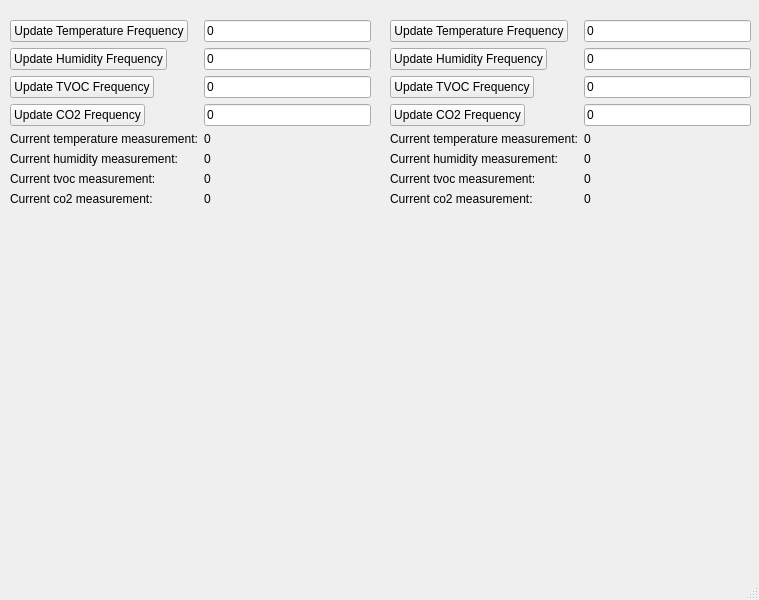
This is app/src/sunshinedesktop.ui in xWashout/sunshine as Qt 5 draws it before an edit. The edited form follows.
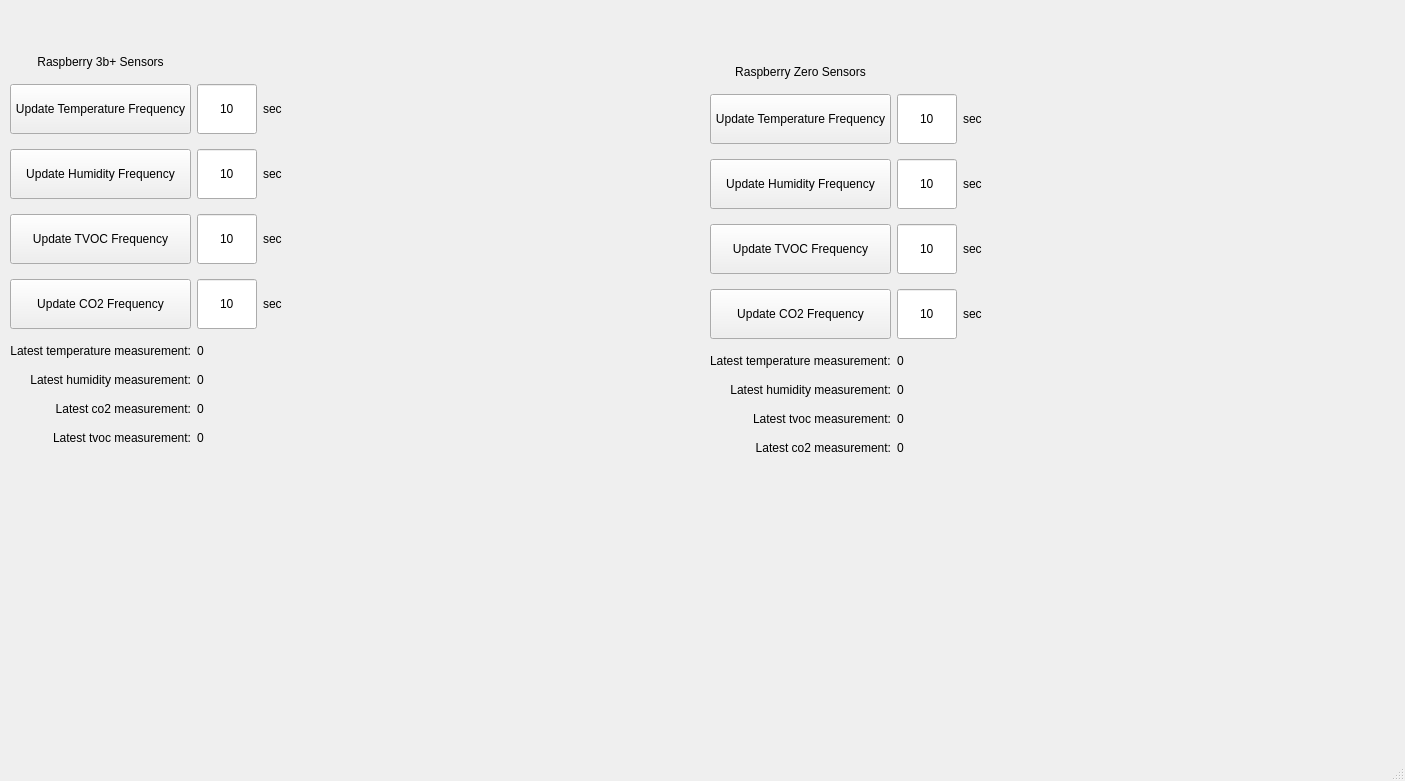
This is the edited form.

Patch:
```diff
--- a/app/src/sunshinedesktop.ui
+++ b/app/src/sunshinedesktop.ui
@@ -6,8 +6,8 @@
    <rect>
     <x>0</x>
     <y>0</y>
-    <width>759</width>
-    <height>600</height>
+    <width>1405</width>
+    <height>781</height>
    </rect>
   </property>
   <property name="windowTitle">
@@ -19,125 +19,366 @@
      <rect>
       <x>10</x>
       <y>20</y>
-      <width>361</width>
-      <height>321</height>
+      <width>701</width>
+      <height>481</height>
      </rect>
     </property>
-    <layout class="QVBoxLayout" name="verticalLayout_2">
+    <layout class="QVBoxLayout" name="verticalLayout">
      <item>
-      <layout class="QFormLayout" name="formLayout">
-       <item row="0" column="0">
-        <widget class="QPushButton" name="tempFreqRasp3BButton">
-         <property name="text">
-          <string>Update Temperature Frequency</string>
-         </property>
-        </widget>
-       </item>
-       <item row="1" column="0">
+      <layout class="QGridLayout" name="gridLayout">
+       <property name="topMargin">
+        <number>35</number>
+       </property>
+       <property name="verticalSpacing">
+        <number>15</number>
+       </property>
+       <item row="2" column="0">
         <widget class="QPushButton" name="humFreqRasp3BButton">
+         <property name="minimumSize">
+          <size>
+           <width>0</width>
+           <height>50</height>
+          </size>
+         </property>
          <property name="text">
           <string>Update Humidity Frequency</string>
          </property>
         </widget>
        </item>
-       <item row="1" column="1">
-        <widget class="QLineEdit" name="humFreqRasp3BInput">
-         <property name="text">
-          <string>0</string>
-         </property>
-        </widget>
-       </item>
-       <item row="2" column="0">
-        <widget class="QPushButton" name="tvocFreqRasp3BButton">
-         <property name="text">
-          <string>Update TVOC Frequency</string>
-         </property>
-        </widget>
-       </item>
-       <item row="2" column="1">
-        <widget class="QLineEdit" name="tvocFreqRasp3BInput">
-         <property name="text">
-          <string>0</string>
-         </property>
-        </widget>
-       </item>
-       <item row="3" column="0">
-        <widget class="QPushButton" name="co2FreqRasp3BButton">
-         <property name="text">
-          <string>Update CO2 Frequency</string>
-         </property>
-        </widget>
-       </item>
-       <item row="3" column="1">
+       <item row="4" column="1">
         <widget class="QLineEdit" name="co2FreqRasp3BInput">
+         <property name="minimumSize">
+          <size>
+           <width>0</width>
+           <height>50</height>
+          </size>
+         </property>
+         <property name="maximumSize">
+          <size>
+           <width>60</width>
+           <height>16777215</height>
+          </size>
+         </property>
          <property name="text">
-          <string>0</string>
+          <string>10</string>
+         </property>
+         <property name="alignment">
+          <set>Qt::AlignCenter</set>
          </property>
         </widget>
        </item>
        <item row="4" column="0">
-        <widget class="QLabel" name="label">
+        <widget class="QPushButton" name="co2FreqRasp3BButton">
+         <property name="minimumSize">
+          <size>
+           <width>0</width>
+           <height>50</height>
+          </size>
+         </property>
          <property name="text">
-          <string>Current temperature measurement:</string>
+          <string>Update CO2 Frequency</string>
          </property>
         </widget>
        </item>
-       <item row="4" column="1">
-        <widget class="QLabel" name="tempRasp3BMeasLabel">
+       <item row="3" column="1">
+        <widget class="QLineEdit" name="tvocFreqRasp3BInput">
+         <property name="minimumSize">
+          <size>
+           <width>0</width>
+           <height>50</height>
+          </size>
+         </property>
+         <property name="maximumSize">
+          <size>
+           <width>60</width>
+           <height>16777215</height>
+          </size>
+         </property>
          <property name="text">
-          <string>0</string>
+          <string>10</string>
          </property>
+         <property name="alignment">
+          <set>Qt::AlignCenter</set>
+         </property>
         </widget>
        </item>
-       <item row="5" column="0">
+       <item row="6" column="0">
         <widget class="QLabel" name="label_2">
          <property name="text">
-          <string>Current humidity measurement:</string>
+          <string>Latest humidity measurement:</string>
          </property>
-        </widget>
-       </item>
-       <item row="5" column="1">
-        <widget class="QLabel" name="humRasp3BMeasLabel">
-         <property name="text">
-          <string>0</string>
-         </property>
-        </widget>
-       </item>
-       <item row="6" column="0">
-        <widget class="QLabel" name="label_3">
-         <property name="text">
-          <string>Current tvoc measurement:</string>
-         </property>
-        </widget>
-       </item>
-       <item row="6" column="1">
-        <widget class="QLabel" name="tvocRasp3BMeasLabel">
-         <property name="text">
-          <string>0</string>
+         <property name="alignment">
+          <set>Qt::AlignRight|Qt::AlignTrailing|Qt::AlignVCenter</set>
          </property>
         </widget>
        </item>
        <item row="7" column="0">
         <widget class="QLabel" name="label_4">
          <property name="text">
-          <string>Current co2 measurement:</string>
+          <string>Latest co2 measurement:</string>
          </property>
-        </widget>
-       </item>
-       <item row="7" column="1">
-        <widget class="QLabel" name="co2Rasp3BMeasLabel">
-         <property name="text">
-          <string>0</string>
+         <property name="alignment">
+          <set>Qt::AlignRight|Qt::AlignTrailing|Qt::AlignVCenter</set>
          </property>
         </widget>
        </item>
-       <item row="0" column="1">
+       <item row="1" column="1">
         <widget class="QLineEdit" name="tempFreqRasp3BInput">
+         <property name="minimumSize">
+          <size>
+           <width>0</width>
+           <height>50</height>
+          </size>
+         </property>
+         <property name="maximumSize">
+          <size>
+           <width>60</width>
+           <height>16777215</height>
+          </size>
+         </property>
          <property name="text">
+          <string>10</string>
+         </property>
+         <property name="alignment">
+          <set>Qt::AlignCenter</set>
+         </property>
+        </widget>
+       </item>
+       <item row="5" column="0">
+        <widget class="QLabel" name="label">
+         <property name="text">
+          <string>Latest temperature measurement:</string>
+         </property>
+         <property name="alignment">
+          <set>Qt::AlignRight|Qt::AlignTrailing|Qt::AlignVCenter</set>
+         </property>
+        </widget>
+       </item>
+       <item row="3" column="3">
+        <spacer name="horizontalSpacer_2">
+         <property name="orientation">
+          <enum>Qt::Horizontal</enum>
+         </property>
+         <property name="sizeHint" stdset="0">
+          <size>
+           <width>40</width>
+           <height>20</height>
+          </size>
+         </property>
+        </spacer>
+       </item>
+       <item row="3" column="0">
+        <widget class="QPushButton" name="tvocFreqRasp3BButton">
+         <property name="minimumSize">
+          <size>
+           <width>0</width>
+           <height>50</height>
+          </size>
+         </property>
+         <property name="text">
+          <string>Update TVOC Frequency</string>
+         </property>
+        </widget>
+       </item>
+       <item row="8" column="1">
+        <widget class="QLabel" name="tvocRasp3BMeasLabel">
+         <property name="text">
           <string>0</string>
          </property>
         </widget>
        </item>
+       <item row="1" column="3">
+        <spacer name="horizontalSpacer_4">
+         <property name="orientation">
+          <enum>Qt::Horizontal</enum>
+         </property>
+         <property name="sizeHint" stdset="0">
+          <size>
+           <width>40</width>
+           <height>20</height>
+          </size>
+         </property>
+        </spacer>
+       </item>
+       <item row="8" column="0">
+        <widget class="QLabel" name="label_3">
+         <property name="text">
+          <string>Latest tvoc measurement:</string>
+         </property>
+         <property name="alignment">
+          <set>Qt::AlignRight|Qt::AlignTrailing|Qt::AlignVCenter</set>
+         </property>
+        </widget>
+       </item>
+       <item row="1" column="2">
+        <widget class="QLabel" name="label_11">
+         <property name="minimumSize">
+          <size>
+           <width>0</width>
+           <height>50</height>
+          </size>
+         </property>
+         <property name="text">
+          <string>sec</string>
+         </property>
+         <property name="alignment">
+          <set>Qt::AlignLeading|Qt::AlignLeft|Qt::AlignVCenter</set>
+         </property>
+        </widget>
+       </item>
+       <item row="0" column="0">
+        <widget class="QLabel" name="titleRasp3bLabel">
+         <property name="text">
+          <string>Raspberry 3b+ Sensors</string>
+         </property>
+         <property name="alignment">
+          <set>Qt::AlignCenter</set>
+         </property>
+        </widget>
+       </item>
+       <item row="1" column="0">
+        <widget class="QPushButton" name="tempFreqRasp3BButton">
+         <property name="minimumSize">
+          <size>
+           <width>0</width>
+           <height>50</height>
+          </size>
+         </property>
+         <property name="text">
+          <string>Update Temperature Frequency</string>
+         </property>
+        </widget>
+       </item>
+       <item row="9" column="1">
+        <spacer name="verticalSpacer">
+         <property name="orientation">
+          <enum>Qt::Vertical</enum>
+         </property>
+         <property name="sizeHint" stdset="0">
+          <size>
+           <width>20</width>
+           <height>40</height>
+          </size>
+         </property>
+        </spacer>
+       </item>
+       <item row="5" column="1">
+        <widget class="QLabel" name="tempRasp3BMeasLabel">
+         <property name="text">
+          <string>0</string>
+         </property>
+        </widget>
+       </item>
+       <item row="4" column="3">
+        <spacer name="horizontalSpacer">
+         <property name="orientation">
+          <enum>Qt::Horizontal</enum>
+         </property>
+         <property name="sizeHint" stdset="0">
+          <size>
+           <width>40</width>
+           <height>20</height>
+          </size>
+         </property>
+        </spacer>
+       </item>
+       <item row="2" column="1">
+        <widget class="QLineEdit" name="humFreqRasp3BInput">
+         <property name="minimumSize">
+          <size>
+           <width>0</width>
+           <height>50</height>
+          </size>
+         </property>
+         <property name="maximumSize">
+          <size>
+           <width>60</width>
+           <height>16777215</height>
+          </size>
+         </property>
+         <property name="text">
+          <string>10</string>
+         </property>
+         <property name="alignment">
+          <set>Qt::AlignCenter</set>
+         </property>
+        </widget>
+       </item>
+       <item row="2" column="3">
+        <spacer name="horizontalSpacer_3">
+         <property name="orientation">
+          <enum>Qt::Horizontal</enum>
+         </property>
+         <property name="sizeHint" stdset="0">
+          <size>
+           <width>40</width>
+           <height>20</height>
+          </size>
+         </property>
+        </spacer>
+       </item>
+       <item row="7" column="1">
+        <widget class="QLabel" name="co2Rasp3BMeasLabel">
+         <property name="text">
+          <string>0</string>
+         </property>
+        </widget>
+       </item>
+       <item row="6" column="1">
+        <widget class="QLabel" name="humRasp3BMeasLabel">
+         <property name="text">
+          <string>0</string>
+         </property>
+        </widget>
+       </item>
+       <item row="2" column="2">
+        <widget class="QLabel" name="label_16">
+         <property name="minimumSize">
+          <size>
+           <width>0</width>
+           <height>50</height>
+          </size>
+         </property>
+         <property name="text">
+          <string>sec</string>
+         </property>
+         <property name="alignment">
+          <set>Qt::AlignLeading|Qt::AlignLeft|Qt::AlignVCenter</set>
+         </property>
+        </widget>
+       </item>
+       <item row="3" column="2">
+        <widget class="QLabel" name="label_17">
+         <property name="minimumSize">
+          <size>
+           <width>0</width>
+           <height>50</height>
+          </size>
+         </property>
+         <property name="text">
+          <string>sec</string>
+         </property>
+         <property name="alignment">
+          <set>Qt::AlignLeading|Qt::AlignLeft|Qt::AlignVCenter</set>
+         </property>
+        </widget>
+       </item>
+       <item row="4" column="2">
+        <widget class="QLabel" name="label_18">
+         <property name="minimumSize">
+          <size>
+           <width>0</width>
+           <height>50</height>
+          </size>
+         </property>
+         <property name="text">
+          <string>sec</string>
+         </property>
+         <property name="alignment">
+          <set>Qt::AlignLeading|Qt::AlignLeft|Qt::AlignVCenter</set>
+         </property>
+        </widget>
+       </item>
       </layout>
      </item>
     </layout>
@@ -145,133 +386,367 @@
    <widget class="QWidget" name="verticalLayoutWidget_2">
     <property name="geometry">
      <rect>
-      <x>390</x>
-      <y>20</y>
-      <width>361</width>
-      <height>321</height>
+      <x>710</x>
+      <y>30</y>
+      <width>691</width>
+      <height>441</height>
      </rect>
     </property>
-    <layout class="QVBoxLayout" name="verticalLayout_3">
+    <layout class="QVBoxLayout" name="verticalLayout_2">
+     <property name="topMargin">
+      <number>35</number>
+     </property>
      <item>
-      <layout class="QVBoxLayout" name="verticalLayout_5">
-       <item>
-        <layout class="QFormLayout" name="formLayout_2">
-         <item row="0" column="0">
-          <widget class="QPushButton" name="tempFreqRasp0Button">
-           <property name="text">
-            <string>Update Temperature Frequency</string>
-           </property>
-          </widget>
-         </item>
-         <item row="1" column="0">
-          <widget class="QPushButton" name="humFreqRasp0Button">
-           <property name="text">
-            <string>Update Humidity Frequency</string>
-           </property>
-          </widget>
-         </item>
-         <item row="1" column="1">
-          <widget class="QLineEdit" name="humFreqRasp0Input">
-           <property name="text">
-            <string>0</string>
-           </property>
-          </widget>
-         </item>
-         <item row="2" column="0">
-          <widget class="QPushButton" name="tvocFreqRasp0Button">
-           <property name="text">
-            <string>Update TVOC Frequency</string>
-           </property>
-          </widget>
-         </item>
-         <item row="2" column="1">
-          <widget class="QLineEdit" name="tvocFreqRasp0Input">
-           <property name="text">
-            <string>0</string>
-           </property>
-          </widget>
-         </item>
-         <item row="3" column="0">
-          <widget class="QPushButton" name="co2FreqRasp0Button">
-           <property name="text">
-            <string>Update CO2 Frequency</string>
-           </property>
-          </widget>
-         </item>
-         <item row="3" column="1">
-          <widget class="QLineEdit" name="co2FreqRasp0Input">
-           <property name="text">
-            <string>0</string>
-           </property>
-          </widget>
-         </item>
-         <item row="4" column="0">
-          <widget class="QLabel" name="label_5">
-           <property name="text">
-            <string>Current temperature measurement:</string>
-           </property>
-          </widget>
-         </item>
-         <item row="4" column="1">
-          <widget class="QLabel" name="tempRasp0MeasLabel">
-           <property name="text">
-            <string>0</string>
-           </property>
-          </widget>
-         </item>
-         <item row="5" column="0">
-          <widget class="QLabel" name="label_6">
-           <property name="text">
-            <string>Current humidity measurement:</string>
-           </property>
-          </widget>
-         </item>
-         <item row="5" column="1">
-          <widget class="QLabel" name="humRasp0MeasLabel">
-           <property name="text">
-            <string>0</string>
-           </property>
-          </widget>
-         </item>
-         <item row="6" column="0">
-          <widget class="QLabel" name="label_7">
-           <property name="text">
-            <string>Current tvoc measurement:</string>
-           </property>
-          </widget>
-         </item>
-         <item row="6" column="1">
-          <widget class="QLabel" name="tvocRasp0MeasLabel">
-           <property name="text">
-            <string>0</string>
-           </property>
-          </widget>
-         </item>
-         <item row="7" column="0">
-          <widget class="QLabel" name="label_8">
-           <property name="text">
-            <string>Current co2 measurement:</string>
-           </property>
-          </widget>
-         </item>
-         <item row="7" column="1">
-          <widget class="QLabel" name="co2Rasp0MeasLabel">
-           <property name="text">
-            <string>0</string>
-           </property>
-          </widget>
-         </item>
-         <item row="0" column="1">
-          <widget class="QLineEdit" name="tempFreqRasp0Input">
-           <property name="text">
-            <string>0</string>
-           </property>
-          </widget>
-         </item>
-        </layout>
+      <layout class="QGridLayout" name="gridLayout_3">
+       <property name="verticalSpacing">
+        <number>15</number>
+       </property>
+       <item row="5" column="1">
+        <widget class="QLineEdit" name="co2FreqRasp0Input">
+         <property name="minimumSize">
+          <size>
+           <width>0</width>
+           <height>50</height>
+          </size>
+         </property>
+         <property name="maximumSize">
+          <size>
+           <width>60</width>
+           <height>16777215</height>
+          </size>
+         </property>
+         <property name="text">
+          <string>10</string>
+         </property>
+         <property name="alignment">
+          <set>Qt::AlignCenter</set>
+         </property>
+        </widget>
+       </item>
+       <item row="3" column="1">
+        <widget class="QLineEdit" name="humFreqRasp0Input">
+         <property name="minimumSize">
+          <size>
+           <width>0</width>
+           <height>50</height>
+          </size>
+         </property>
+         <property name="maximumSize">
+          <size>
+           <width>60</width>
+           <height>16777215</height>
+          </size>
+         </property>
+         <property name="text">
+          <string>10</string>
+         </property>
+         <property name="alignment">
+          <set>Qt::AlignCenter</set>
+         </property>
+        </widget>
+       </item>
+       <item row="2" column="1">
+        <widget class="QLineEdit" name="tempFreqRasp0Input">
+         <property name="minimumSize">
+          <size>
+           <width>0</width>
+           <height>50</height>
+          </size>
+         </property>
+         <property name="maximumSize">
+          <size>
+           <width>60</width>
+           <height>16777215</height>
+          </size>
+         </property>
+         <property name="text">
+          <string>10</string>
+         </property>
+         <property name="alignment">
+          <set>Qt::AlignCenter</set>
+         </property>
+        </widget>
+       </item>
+       <item row="6" column="0">
+        <widget class="QLabel" name="label_5">
+         <property name="text">
+          <string>Latest temperature measurement:</string>
+         </property>
+        </widget>
+       </item>
+       <item row="7" column="0">
+        <widget class="QLabel" name="label_6">
+         <property name="text">
+          <string>Latest humidity measurement:</string>
+         </property>
+         <property name="alignment">
+          <set>Qt::AlignRight|Qt::AlignTrailing|Qt::AlignVCenter</set>
+         </property>
+        </widget>
+       </item>
+       <item row="4" column="1">
+        <widget class="QLineEdit" name="tvocFreqRasp0Input">
+         <property name="minimumSize">
+          <size>
+           <width>0</width>
+           <height>50</height>
+          </size>
+         </property>
+         <property name="maximumSize">
+          <size>
+           <width>60</width>
+           <height>16777215</height>
+          </size>
+         </property>
+         <property name="text">
+          <string>10</string>
+         </property>
+         <property name="alignment">
+          <set>Qt::AlignCenter</set>
+         </property>
+        </widget>
+       </item>
+       <item row="9" column="0">
+        <widget class="QLabel" name="label_7">
+         <property name="text">
+          <string>Latest tvoc measurement:</string>
+         </property>
+         <property name="alignment">
+          <set>Qt::AlignRight|Qt::AlignTrailing|Qt::AlignVCenter</set>
+         </property>
+        </widget>
+       </item>
+       <item row="7" column="1">
+        <widget class="QLabel" name="humRasp0MeasLabel">
+         <property name="text">
+          <string>0</string>
+         </property>
+        </widget>
+       </item>
+       <item row="10" column="0">
+        <widget class="QLabel" name="label_8">
+         <property name="text">
+          <string>Latest co2 measurement:</string>
+         </property>
+         <property name="alignment">
+          <set>Qt::AlignRight|Qt::AlignTrailing|Qt::AlignVCenter</set>
+         </property>
+        </widget>
+       </item>
+       <item row="4" column="0">
+        <widget class="QPushButton" name="tvocFreqRasp0Button">
+         <property name="minimumSize">
+          <size>
+           <width>0</width>
+           <height>50</height>
+          </size>
+         </property>
+         <property name="text">
+          <string>Update TVOC Frequency</string>
+         </property>
+        </widget>
+       </item>
+       <item row="10" column="1">
+        <widget class="QLabel" name="co2Rasp0MeasLabel">
+         <property name="text">
+          <string>0</string>
+         </property>
+        </widget>
+       </item>
+       <item row="9" column="1">
+        <widget class="QLabel" name="tvocRasp0MeasLabel">
+         <property name="text">
+          <string>0</string>
+         </property>
+        </widget>
+       </item>
+       <item row="5" column="3">
+        <spacer name="horizontalSpacer_8">
+         <property name="orientation">
+          <enum>Qt::Horizontal</enum>
+         </property>
+         <property name="sizeHint" stdset="0">
+          <size>
+           <width>40</width>
+           <height>20</height>
+          </size>
+         </property>
+        </spacer>
+       </item>
+       <item row="6" column="1">
+        <widget class="QLabel" name="tempRasp0MeasLabel">
+         <property name="text">
+          <string>0</string>
+         </property>
+        </widget>
+       </item>
+       <item row="4" column="3">
+        <spacer name="horizontalSpacer_7">
+         <property name="orientation">
+          <enum>Qt::Horizontal</enum>
+         </property>
+         <property name="sizeHint" stdset="0">
+          <size>
+           <width>40</width>
+           <height>20</height>
+          </size>
+         </property>
+        </spacer>
+       </item>
+       <item row="3" column="3">
+        <spacer name="horizontalSpacer_6">
+         <property name="orientation">
+          <enum>Qt::Horizontal</enum>
+         </property>
+         <property name="sizeHint" stdset="0">
+          <size>
+           <width>40</width>
+           <height>20</height>
+          </size>
+         </property>
+        </spacer>
+       </item>
+       <item row="2" column="3">
+        <spacer name="horizontalSpacer_5">
+         <property name="orientation">
+          <enum>Qt::Horizontal</enum>
+         </property>
+         <property name="sizeHint" stdset="0">
+          <size>
+           <width>40</width>
+           <height>20</height>
+          </size>
+         </property>
+        </spacer>
+       </item>
+       <item row="3" column="0">
+        <widget class="QPushButton" name="humFreqRasp0Button">
+         <property name="minimumSize">
+          <size>
+           <width>0</width>
+           <height>50</height>
+          </size>
+         </property>
+         <property name="text">
+          <string>Update Humidity Frequency</string>
+         </property>
+        </widget>
+       </item>
+       <item row="5" column="0">
+        <widget class="QPushButton" name="co2FreqRasp0Button">
+         <property name="minimumSize">
+          <size>
+           <width>0</width>
+           <height>50</height>
+          </size>
+         </property>
+         <property name="text">
+          <string>Update CO2 Frequency</string>
+         </property>
+        </widget>
+       </item>
+       <item row="0" column="0">
+        <widget class="QLabel" name="titleRasp0Label">
+         <property name="text">
+          <string>Raspberry Zero Sensors</string>
+         </property>
+         <property name="alignment">
+          <set>Qt::AlignCenter</set>
+         </property>
+        </widget>
+       </item>
+       <item row="2" column="0">
+        <widget class="QPushButton" name="tempFreqRasp0Button">
+         <property name="minimumSize">
+          <size>
+           <width>0</width>
+           <height>50</height>
+          </size>
+         </property>
+         <property name="text">
+          <string>Update Temperature Frequency</string>
+         </property>
+        </widget>
+       </item>
+       <item row="2" column="2">
+        <widget class="QLabel" name="label_12">
+         <property name="minimumSize">
+          <size>
+           <width>0</width>
+           <height>50</height>
+          </size>
+         </property>
+         <property name="text">
+          <string>sec</string>
+         </property>
+         <property name="alignment">
+          <set>Qt::AlignLeading|Qt::AlignLeft|Qt::AlignVCenter</set>
+         </property>
+        </widget>
+       </item>
+       <item row="3" column="2">
+        <widget class="QLabel" name="label_13">
+         <property name="minimumSize">
+          <size>
+           <width>0</width>
+           <height>50</height>
+          </size>
+         </property>
+         <property name="text">
+          <string>sec</string>
+         </property>
+         <property name="alignment">
+          <set>Qt::AlignLeading|Qt::AlignLeft|Qt::AlignVCenter</set>
+         </property>
+        </widget>
+       </item>
+       <item row="4" column="2">
+        <widget class="QLabel" name="label_14">
+         <property name="minimumSize">
+          <size>
+           <width>0</width>
+           <height>50</height>
+          </size>
+         </property>
+         <property name="text">
+          <string>sec</string>
+         </property>
+         <property name="alignment">
+          <set>Qt::AlignLeading|Qt::AlignLeft|Qt::AlignVCenter</set>
+         </property>
+        </widget>
+       </item>
+       <item row="5" column="2">
+        <widget class="QLabel" name="label_15">
+         <property name="minimumSize">
+          <size>
+           <width>0</width>
+           <height>50</height>
+          </size>
+         </property>
+         <property name="text">
+          <string>sec</string>
+         </property>
+         <property name="alignment">
+          <set>Qt::AlignLeading|Qt::AlignLeft|Qt::AlignVCenter</set>
+         </property>
+        </widget>
        </item>
       </layout>
      </item>
+     <item>
+      <spacer name="verticalSpacer_2">
+       <property name="orientation">
+        <enum>Qt::Vertical</enum>
+       </property>
+       <property name="sizeHint" stdset="0">
+        <size>
+         <width>20</width>
+         <height>40</height>
+        </size>
+       </property>
+      </spacer>
+     </item>
     </layout>
    </widget>
   </widget>
```
Left out of the diff: 4 changed lines with no effect on the pictures.
